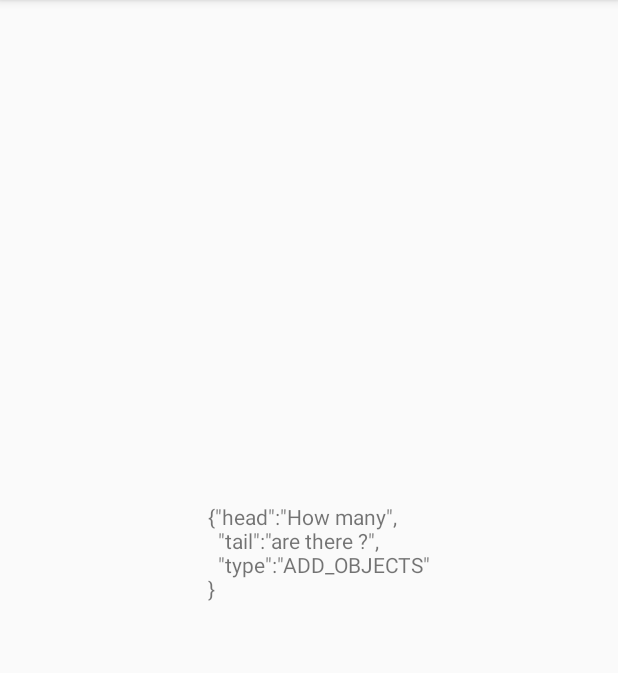
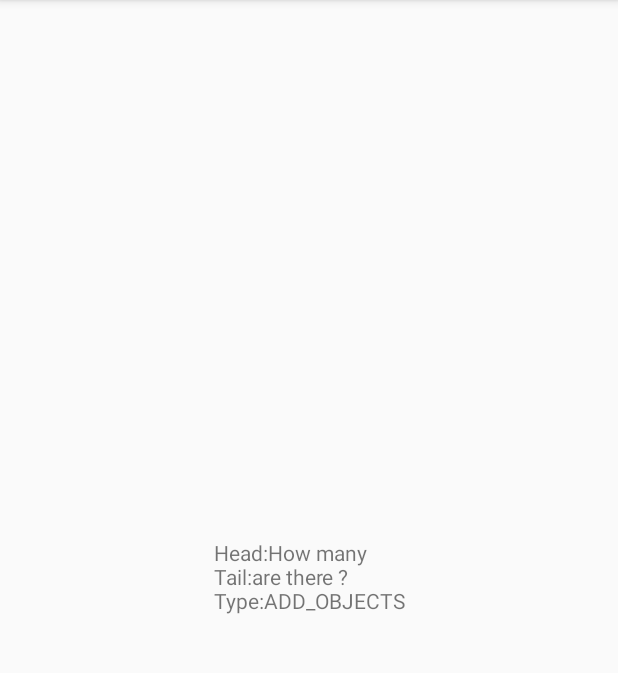
Before and after one commit to MrWayway/JsonExercise-project, an Android app: the screen it shows after launch (MainActivity), on a phone screen of 412 x 824 dp, the part 84-757 px from its top. Run offline under Robolectric (Android 15) with nearby library versions, the phone set to English and light mode, and no system bars.

Commit message:
Save Json in an Object
Read and saved json in an Object then display to screen

```diff
--- a/MyApplication/app/src/main/java/com/example/myapplication/MainActivity.java
+++ b/MyApplication/app/src/main/java/com/example/myapplication/MainActivity.java
@@ -33,7 +33,10 @@ public class MainActivity extends AppCompatActivity {
     }
     public void runExample()  {
         try {
-            dis.setText(readText(this,R.raw.my));
+            question tempt= new question();
+            question ret = tempt.readfile(this);
+
+            dis.setText(ret.toString());
         } catch(Exception e)  {
             dis.setText(e.getMessage());
             e.printStackTrace();
```
